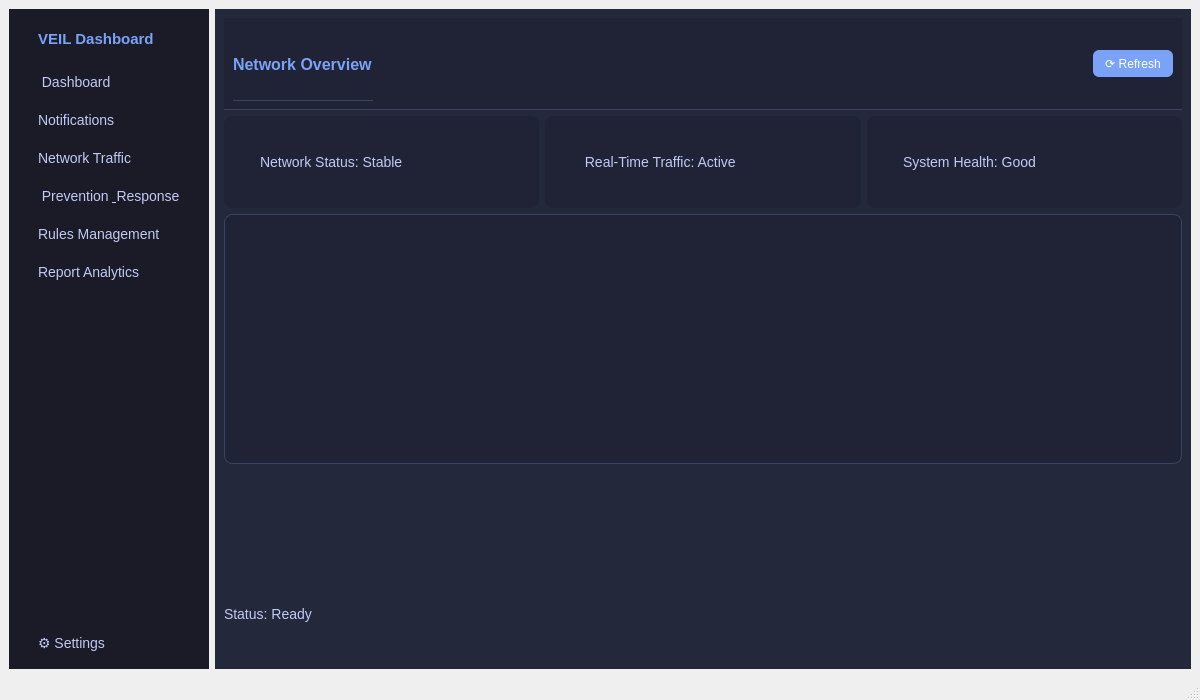
This is mainwindow.ui in P4radox624/IPS-IDS as Qt 5 draws it before an edit. The edited form follows.
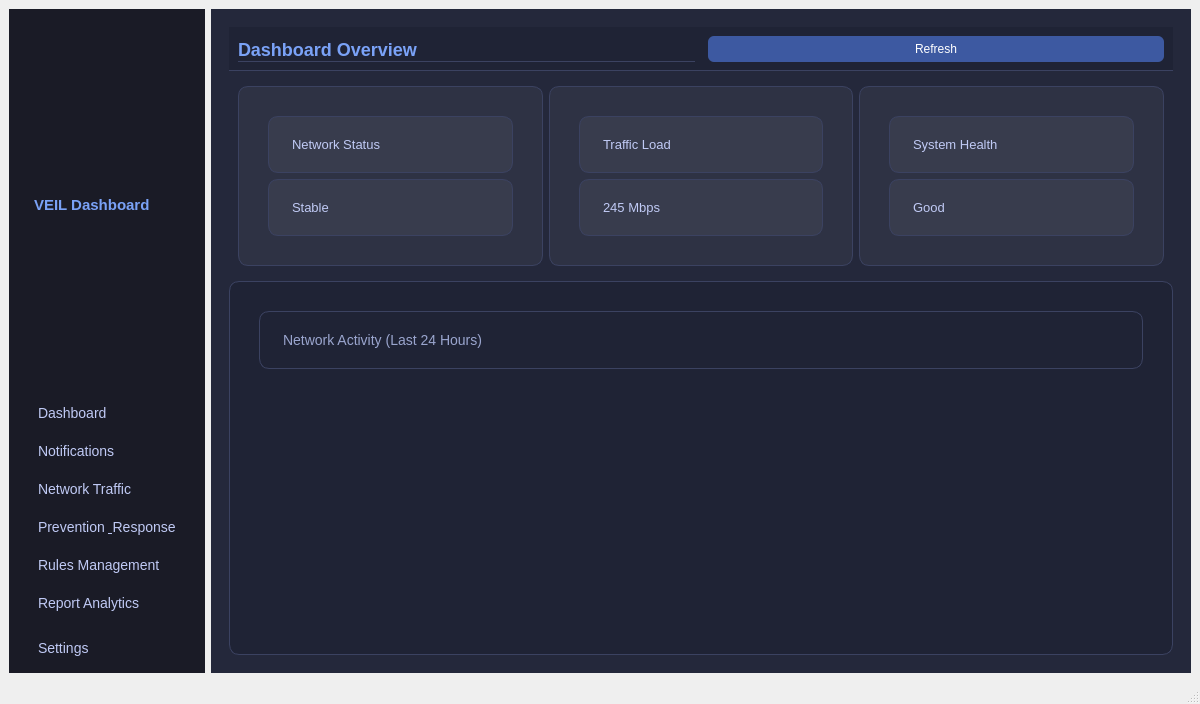
This is the edited form.

```diff
--- a/mainwindow.ui
+++ b/mainwindow.ui
@@ -44,75 +44,15 @@
        </string>
       </property>
       <layout class="QVBoxLayout" name="sidebarLayout">
-       <item>
-        <widget class="QLabel" name="menuTitle">
-         <property name="text">
-          <string> VEIL Dashboard</string>
-         </property>
-        </widget>
-       </item>
-       <item>
-        <widget class="QPushButton" name="btnDashboard">
-         <property name="text">
-          <string> Dashboard</string>
-         </property>
-        </widget>
-       </item>
-       <item>
-        <widget class="QPushButton" name="btnNotifications">
-         <property name="text">
-          <string>Notifications</string>
-         </property>
-        </widget>
-       </item>
-       <item>
-        <widget class="QPushButton" name="btnNetwork">
-         <property name="text">
-          <string>Network Traffic</string>
-         </property>
-        </widget>
-       </item>
-       <item>
-        <widget class="QPushButton" name="btnControls">
-         <property name="text">
-          <string> Prevention &amp; Response</string>
-         </property>
-        </widget>
-       </item>
-       <item>
-        <widget class="QPushButton" name="btnRules">
-         <property name="text">
-          <string>Rules Management</string>
-         </property>
-        </widget>
-       </item>
-       <item>
-        <widget class="QPushButton" name="btnReports">
-         <property name="text">
-          <string>Report Analytics</string>
-         </property>
-        </widget>
-       </item>
-       <item>
-        <spacer name="verticalSpacer">
-         <property name="orientation">
-          <enum>Qt::Orientation::Vertical</enum>
-         </property>
-         <property name="sizeHint" stdset="0">
-          <size>
-           <width>20</width>
-           <height>40</height>
-          </size>
-         </property>
-        </spacer>
-       </item>
-       <item>
-        <widget class="QPushButton" name="btnSettings">
-         <property name="text">
-          <string>⚙ Settings</string>
-         </property>
-        </widget>
-       </item>
+       <item><widget class="QLabel" name="menuTitle"><property name="text"><string>VEIL Dashboard</string></property></widget></item>
+       <item><widget class="QPushButton" name="btnDashboard"><property name="text"><string>Dashboard</string></property></widget></item>
+       <item><widget class="QPushButton" name="btnNotifications"><property name="text"><string>Notifications</string></property></widget></item>
+       <item><widget class="QPushButton" name="btnNetwork"><property name="text"><string>Network Traffic</string></property></widget></item>
+       <item><widget class="QPushButton" name="btnControls"><property name="text"><string>Prevention &amp; Response</string></property></widget></item>
+       <item><widget class="QPushButton" name="btnRules"><property name="text"><string>Rules Management</string></property></widget></item>
+       <item><widget class="QPushButton" name="btnReports"><property name="text"><string>Report Analytics</string></property></widget></item>
+       <item><spacer name="verticalSpacer"><property name="orientation"><enum>Qt::Vertical</enum></property></spacer></item>
+       <item><widget class="QPushButton" name="btnSettings"><property name="text"><string>Settings</string></property></widget></item>
       </layout>
      </widget>
     </item>
@@ -129,156 +69,162 @@
          font-size: 14px;
         }
         QPushButton {
-         background-color: #7aa2f7;
+         background-color: #3d59a1;
          color: white;
          border: none;
          border-radius: 6px;
          padding: 6px 12px;
         }
         QPushButton:hover {
-         background-color: #89b4fa;
-        }
-        QHeaderView::section {
-         background-color: #414868;
-         color: #c0caf5;
-         font-weight: bold;
-         padding: 6px;
-         border: none;
-        }
-        QTableWidget {
-         background-color: #1f2335;
-         gridline-color: #3b4261;
-         border: 1px solid #3b4261;
+         background-color: #7aa2f7;
         }
        </string>
       </property>
+
       <layout class="QVBoxLayout" name="mainContentLayout">
        <item>
-        <widget class="QFrame" name="headerFrame">
-         <property name="styleSheet">
-          <string notr="true">
-           QFrame {
-            background-color: #1f2335;
-            border-bottom: 1px solid #3b4261;
-           }
-           QLabel {
-            font-size: 16px;
-            font-weight: bold;
-            color: #7aa2f7;
-           }
-          </string>
-         </property>
-         <layout class="QHBoxLayout" name="headerLayout">
-          <item>
-           <widget class="QLabel" name="headerTitle">
-            <property name="text">
-             <string>Network Overview</string>
-            </property>
-           </widget>
-          </item>
-          <item>
-           <spacer name="horizontalSpacer">
-            <property name="orientation">
-             <enum>Qt::Orientation::Horizontal</enum>
-            </property>
-            <property name="sizeHint" stdset="0">
-             <size>
-              <width>0</width>
-              <height>0</height>
-             </size>
-            </property>
-           </spacer>
-          </item>
-          <item>
-           <widget class="QPushButton" name="refreshButton">
-            <property name="text">
-             <string>⟳ Refresh</string>
-            </property>
-           </widget>
-          </item>
-         </layout>
-        </widget>
-       </item>
-       <item>
-        <layout class="QHBoxLayout" name="statsLayout">
-         <item>
-          <widget class="QFrame" name="stat1">
-           <property name="styleSheet">
-            <string notr="true">QFrame { background-color: #1f2335; border-radius: 8px; padding: 12px; }</string>
-           </property>
-           <layout class="QVBoxLayout">
-            <item>
-             <widget class="QLabel" name="lblNetworkStatus">
-              <property name="text">
-               <string>Network Status: Stable</string>
-              </property>
-             </widget>
-            </item>
-           </layout>
-          </widget>
-         </item>
-         <item>
-          <widget class="QFrame" name="stat2">
-           <property name="styleSheet">
-            <string notr="true">QFrame { background-color: #1f2335; border-radius: 8px; padding: 12px; }</string>
-           </property>
-           <layout class="QVBoxLayout">
-            <item>
-             <widget class="QLabel" name="lblTraffic">
-              <property name="text">
-               <string> Real-Time Traffic: Active</string>
-              </property>
-             </widget>
-            </item>
-           </layout>
-          </widget>
-         </item>
-         <item>
-          <widget class="QFrame" name="stat3">
-           <property name="styleSheet">
-            <string notr="true">QFrame { background-color: #1f2335; border-radius: 8px; padding: 12px; }</string>
-           </property>
-           <layout class="QVBoxLayout">
-            <item>
-             <widget class="QLabel" name="lblSystemHealth">
-              <property name="text">
-               <string>System Health: Good</string>
-              </property>
-             </widget>
-            </item>
-           </layout>
-          </widget>
-         </item>
-        </layout>
-       </item>
-       <item>
-        <widget class="QWidget" name="graphWidget">
-         <property name="minimumSize">
-          <size>
-           <width>400</width>
-           <height>250</height>
-          </size>
-         </property>
-         <property name="styleSheet">
-          <string notr="true">
-           QWidget {
-            background-color: #1f2335;
-            border-radius: 8px;
-            border: 1px solid #3b4261;
-           }
-          </string>
-         </property>
-         <layout class="QVBoxLayout" name="graphLayout"/>
-        </widget>
-       </item>
-       <item>
-        <widget class="QWidget" name="widget" native="true"/>
-       </item>
-       <item>
-        <widget class="QLabel" name="statusLabel">
-         <property name="text">
-          <string>Status: Ready</string>
-         </property>
+        <widget class="QStackedWidget" name="stackedWidget">
+
+         <!-- 🟨 Dashboard Page -->
+         <widget class="QWidget" name="pageDashboard">
+          <layout class="QVBoxLayout" name="dashboardLayout">
+
+           <!-- Header -->
+           <item>
+            <widget class="QFrame" name="headerFrame">
+             <property name="styleSheet">
+              <string notr="true">
+               QFrame {
+                background-color: #1f2335;
+                border-bottom: 1px solid #3b4261;
+               }
+               QLabel {
+                font-size: 18px;
+                font-weight: bold;
+                color: #7aa2f7;
+               }
+              </string>
+             </property>
+             <layout class="QHBoxLayout" name="headerLayout">
+              <item><widget class="QLabel" name="headerTitle"><property name="text"><string>Dashboard Overview</string></property></widget></item>
+              <item><spacer name="headerSpacer"><property name="orientation"><enum>Qt::Horizontal</enum></property></spacer></item>
+              <item><widget class="QPushButton" name="refreshButton"><property name="text"><string>Refresh</string></property></widget></item>
+             </layout>
+            </widget>
+           </item>
+
+           <!-- Glass Cards -->
+           <item>
+            <widget class="QFrame" name="statsFrame">
+             <property name="styleSheet">
+              <string notr="true">
+               QFrame {
+                background: transparent;
+               }
+               QLabel {
+                color: #c0caf5;
+                font-size: 13px;
+               }
+              </string>
+             </property>
+             <layout class="QHBoxLayout" name="statsLayout">
+
+              <!-- Network -->
+              <item>
+               <widget class="QFrame" name="cardNetwork">
+                <property name="styleSheet">
+                 <string notr="true">
+                  QFrame {
+                   background-color: rgba(255,255,255,0.05);
+                   border-radius: 10px;
+                   padding: 20px;
+                   border: 1px solid #3b4261;
+                  }
+                  QLabel { color: #c0caf5; font-size: 13px; }
+                 </string>
+                </property>
+                <layout class="QVBoxLayout" name="networkCardLayout">
+                 <item><widget class="QLabel" name="labelNetworkTitle"><property name="text"><string>Network Status</string></property></widget></item>
+                 <item><widget class="QLabel" name="labelNetworkValue"><property name="text"><string>Stable</string></property></widget></item>
+                </layout>
+               </widget>
+              </item>
+
+              <!-- Traffic -->
+              <item>
+               <widget class="QFrame" name="cardTraffic">
+                <property name="styleSheet">
+                 <string notr="true">
+                  QFrame {
+                   background-color: rgba(255,255,255,0.05);
+                   border-radius: 10px;
+                   padding: 20px;
+                   border: 1px solid #3b4261;
+                  }
+                 </string>
+                </property>
+                <layout class="QVBoxLayout" name="trafficCardLayout">
+                 <item><widget class="QLabel" name="labelTrafficTitle"><property name="text"><string>Traffic Load</string></property></widget></item>
+                 <item><widget class="QLabel" name="labelTrafficValue"><property name="text"><string>245 Mbps</string></property></widget></item>
+                </layout>
+               </widget>
+              </item>
+
+              <!-- Health -->
+              <item>
+               <widget class="QFrame" name="cardHealth">
+                <property name="styleSheet">
+                 <string notr="true">
+                  QFrame {
+                   background-color: rgba(255,255,255,0.05);
+                   border-radius: 10px;
+                   padding: 20px;
+                   border: 1px solid #3b4261;
+                  }
+                 </string>
+                </property>
+                <layout class="QVBoxLayout" name="healthCardLayout">
+                 <item><widget class="QLabel" name="labelHealthTitle"><property name="text"><string>System Health</string></property></widget></item>
+                 <item><widget class="QLabel" name="labelHealthValue"><property name="text"><string>Good</string></property></widget></item>
+                </layout>
+               </widget>
+              </item>
+             </layout>
+            </widget>
+           </item>
+
+           <!-- Chart Section -->
+           <item>
+            <widget class="QFrame" name="chartFrame">
+             <property name="styleSheet">
+              <string notr="true">
+               QFrame {
+                background-color: #1f2335;
+                border-radius: 10px;
+                padding: 20px;
+                border: 1px solid #3b4261;
+               }
+               QLabel { color: #9aa5ce; }
+              </string>
+             </property>
+             <layout class="QVBoxLayout" name="chartLayout">
+              <item><widget class="QLabel" name="chartTitle"><property name="text"><string>Network Activity (Last 24 Hours)</string></property></widget></item>
+              <item><widget class="QWidget" name="graphWidget"><property name="minimumSize"><size><width>400</width><height>250</height></size></property></widget></item>
+             </layout>
+            </widget>
+           </item>
+
+          </layout>
+         </widget>
+
+         <!-- Other Pages -->
+         <widget class="QWidget" name="pageNotifications"><layout class="QVBoxLayout" name="notifLayout"><item><widget class="QLabel" name="labelNotif"><property name="text"><string>Notifications content goes here.</string></property></widget></item></layout></widget>
+         <widget class="QWidget" name="pageNetwork"><layout class="QVBoxLayout" name="networkLayout"><item><widget class="QLabel" name="labelNetwork"><property name="text"><string>Network Traffic Analysis content here.</string></property></widget></item></layout></widget>
+         <widget class="QWidget" name="pageControls"><layout class="QVBoxLayout" name="controlsLayout"><item><widget class="QLabel" name="labelControls"><property name="text"><string>Prevention &amp; Response content here.</string></property></widget></item></layout></widget>
+         <widget class="QWidget" name="pageRules"><layout class="QVBoxLayout" name="rulesLayout"><item><widget class="QLabel" name="labelRules"><property name="text"><string>Rules Management content here.</string></property></widget></item></layout></widget>
+         <widget class="QWidget" name="pageReports"><layout class="QVBoxLayout" name="reportsLayout"><item><widget class="QLabel" name="labelReports"><property name="text"><string>Report Analytics content here.</string></property></widget></item></layout></widget>
+         <widget class="QWidget" name="pageSettings"><layout class="QVBoxLayout" name="settingsLayout"><item><widget class="QLabel" name="labelSettings"><property name="text"><string>Settings content here.</string></property></widget></item></layout></widget>
+
         </widget>
        </item>
       </layout>
```
Left out of the diff: 30 changed lines with no effect on the pictures.
